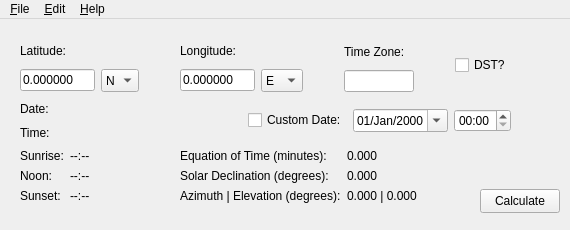
codymj/SolarCalculator, file src/MainWindow.ui: the form before one commit.
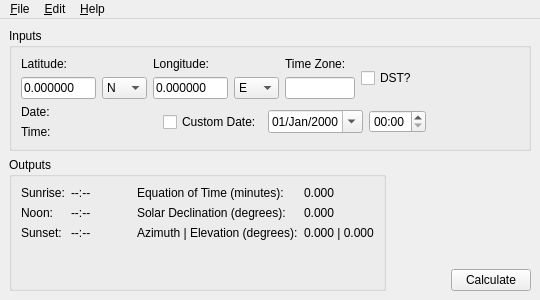
The form after the commit.

What changed in the file:
```diff
--- a/src/MainWindow.ui
+++ b/src/MainWindow.ui
@@ -6,49 +6,35 @@
    <rect>
     <x>0</x>
     <y>0</y>
-    <width>570</width>
-    <height>230</height>
+    <width>540</width>
+    <height>300</height>
    </rect>
   </property>
   <property name="minimumSize">
    <size>
-    <width>570</width>
-    <height>230</height>
+    <width>540</width>
+    <height>300</height>
    </size>
   </property>
   <property name="maximumSize">
    <size>
-    <width>570</width>
-    <height>230</height>
+    <width>540</width>
+    <height>300</height>
    </size>
   </property>
   <property name="windowTitle">
    <string>Solar Calculator</string>
   </property>
   <widget class="QWidget" name="centralwidget">
-   <widget class="QPushButton" name="calcButton">
-    <property name="geometry">
-     <rect>
-      <x>480</x>
-      <y>170</y>
-      <width>80</width>
-      <height>24</height>
-     </rect>
-    </property>
-    <property name="text">
-     <string>Calculate</string>
-    </property>
-   </widget>
-   <widget class="QWidget" name="layoutWidget">
-    <property name="geometry">
-     <rect>
-      <x>20</x>
-      <y>20</y>
-      <width>491</width>
-      <height>53</height>
-     </rect>
-    </property>
-    <layout class="QHBoxLayout" name="horizontalLayout_3">
+   <layout class="QGridLayout" name="gridLayout_3">
+    <item row="0" column="0" colspan="3">
+     <widget class="QGroupBox" name="groupBox">
+      <property name="title">
+       <string>Inputs</string>
+      </property>
+      <layout class="QVBoxLayout" name="verticalLayout_4">
+       <item>
+        <layout class="QHBoxLayout" name="horizontalLayout_4">
      <item>
       <layout class="QVBoxLayout" name="verticalLayout">
        <item>
@@ -115,19 +101,6 @@
        </item>
       </layout>
      </item>
-     <item>
-      <spacer name="horizontalSpacer">
-       <property name="orientation">
-        <enum>Qt::Horizontal</enum>
-       </property>
-       <property name="sizeHint" stdset="0">
-        <size>
-         <width>40</width>
-         <height>20</height>
-        </size>
-       </property>
-      </spacer>
-     </item>
      <item>
       <layout class="QVBoxLayout" name="verticalLayout_2">
        <item>
@@ -194,19 +167,6 @@
        </item>
       </layout>
      </item>
-     <item>
-      <spacer name="horizontalSpacer_2">
-       <property name="orientation">
-        <enum>Qt::Horizontal</enum>
-       </property>
-       <property name="sizeHint" stdset="0">
-        <size>
-         <width>40</width>
-         <height>20</height>
-        </size>
-       </property>
-      </spacer>
-     </item>
      <item>
       <layout class="QVBoxLayout" name="verticalLayout_3">
        <item>
@@ -241,21 +201,6 @@
       </layout>
      </item>
      <item>
-      <spacer name="horizontalSpacer_6">
-       <property name="orientation">
-        <enum>Qt::Horizontal</enum>
-       </property>
-       <property name="sizeHint" stdset="0">
-        <size>
-         <width>40</width>
-         <height>20</height>
-        </size>
-       </property>
-      </spacer>
-     </item>
-     <item>
-      <layout class="QVBoxLayout" name="verticalLayout_4">
-       <item>
         <widget class="QCheckBox" name="dstCheckBox">
          <property name="toolTip">
           <string>Is Daylight Savings Time in affect at location?</string>
@@ -267,17 +212,124 @@
        </item>
       </layout>
      </item>
-    </layout>
-   </widget>
-   <widget class="QWidget" name="layoutWidget">
-    <property name="geometry">
-     <rect>
-      <x>20</x>
-      <y>130</y>
-      <width>151</width>
-      <height>63</height>
-     </rect>
-    </property>
+       <item>
+        <layout class="QHBoxLayout" name="horizontalLayout_3">
+         <item>
+          <layout class="QGridLayout" name="gridLayout">
+           <item row="0" column="0">
+            <widget class="QLabel" name="label_4">
+             <property name="text">
+              <string>Date:</string>
+             </property>
+            </widget>
+           </item>
+           <item row="0" column="1">
+            <widget class="QLabel" name="dateLabel">
+             <property name="text">
+              <string/>
+             </property>
+            </widget>
+           </item>
+           <item row="1" column="0">
+            <widget class="QLabel" name="label_7">
+             <property name="text">
+              <string>Time:</string>
+             </property>
+            </widget>
+           </item>
+           <item row="1" column="1">
+            <widget class="QLabel" name="timeLabel">
+             <property name="text">
+              <string/>
+             </property>
+            </widget>
+           </item>
+          </layout>
+         </item>
+         <item>
+          <spacer name="horizontalSpacer_3">
+           <property name="orientation">
+            <enum>Qt::Horizontal</enum>
+           </property>
+           <property name="sizeHint" stdset="0">
+            <size>
+             <width>35</width>
+             <height>17</height>
+            </size>
+           </property>
+          </spacer>
+         </item>
+         <item>
+          <widget class="QCheckBox" name="customDateCheckBox">
+           <property name="text">
+            <string>Custom Date:</string>
+           </property>
+          </widget>
+         </item>
+         <item>
+          <widget class="QDateEdit" name="dateEdit">
+           <property name="maximumDateTime">
+            <datetime>
+             <hour>23</hour>
+             <minute>59</minute>
+             <second>59</second>
+             <year>7999</year>
+             <month>12</month>
+             <day>31</day>
+            </datetime>
+           </property>
+           <property name="maximumDate">
+            <date>
+             <year>7999</year>
+             <month>12</month>
+             <day>31</day>
+            </date>
+           </property>
+           <property name="displayFormat">
+            <string>dd/MMM/yyyy</string>
+           </property>
+           <property name="calendarPopup">
+            <bool>true</bool>
+           </property>
+          </widget>
+         </item>
+         <item>
+          <widget class="QTimeEdit" name="timeEdit">
+           <property name="displayFormat">
+            <string>HH:mm</string>
+           </property>
+           <property name="calendarPopup">
+            <bool>true</bool>
+           </property>
+          </widget>
+         </item>
+         <item>
+          <spacer name="horizontalSpacer_7">
+           <property name="orientation">
+            <enum>Qt::Horizontal</enum>
+           </property>
+           <property name="sizeHint" stdset="0">
+            <size>
+             <width>40</width>
+             <height>20</height>
+            </size>
+           </property>
+          </spacer>
+         </item>
+        </layout>
+       </item>
+      </layout>
+     </widget>
+    </item>
+    <item row="1" column="0" rowspan="2">
+     <widget class="QGroupBox" name="groupBox_2">
+      <property name="title">
+       <string>Outputs</string>
+      </property>
+      <layout class="QGridLayout" name="gridLayout_2">
+       <item row="0" column="0">
+        <layout class="QHBoxLayout" name="horizontalLayout_5">
+         <item>
     <layout class="QFormLayout" name="formLayout_2">
      <item row="0" column="0">
       <widget class="QLabel" name="label">
@@ -322,16 +374,21 @@
       </widget>
      </item>
     </layout>
-   </widget>
-   <widget class="QWidget" name="layoutWidget">
-    <property name="geometry">
-     <rect>
-      <x>180</x>
-      <y>130</y>
-      <width>291</width>
-      <height>63</height>
-     </rect>
-    </property>
+         </item>
+         <item>
+          <spacer name="horizontalSpacer_4">
+           <property name="orientation">
+            <enum>Qt::Horizontal</enum>
+           </property>
+           <property name="sizeHint" stdset="0">
+            <size>
+             <width>40</width>
+             <height>20</height>
+            </size>
+           </property>
+          </spacer>
+         </item>
+         <item>
     <layout class="QFormLayout" name="formLayout">
      <item row="0" column="0">
       <widget class="QLabel" name="label_6">
@@ -388,115 +445,53 @@
       </widget>
      </item>
     </layout>
-   </widget>
-   <widget class="QWidget" name="layoutWidget">
-    <property name="geometry">
-     <rect>
-      <x>20</x>
-      <y>80</y>
-      <width>491</width>
-      <height>43</height>
-     </rect>
-    </property>
-    <layout class="QHBoxLayout" name="horizontalLayout_4">
-     <item>
-      <layout class="QGridLayout" name="gridLayout">
-       <item row="0" column="0">
-        <widget class="QLabel" name="label_4">
-         <property name="text">
-          <string>Date:</string>
-         </property>
-        </widget>
-       </item>
-       <item row="0" column="1">
-        <widget class="QLabel" name="dateLabel">
-         <property name="text">
-          <string/>
-         </property>
-        </widget>
+         </item>
+        </layout>
        </item>
-       <item row="1" column="0">
-        <widget class="QLabel" name="label_7">
-         <property name="text">
-          <string>Time:</string>
-         </property>
-        </widget>
-       </item>
-       <item row="1" column="1">
-        <widget class="QLabel" name="timeLabel">
-         <property name="text">
-          <string/>
-         </property>
-        </widget>
-       </item>
-      </layout>
-     </item>
-     <item>
-      <spacer name="horizontalSpacer_3">
+      </layout>
+     </widget>
+    </item>
+    <item row="1" column="2">
+     <spacer name="verticalSpacer">
+      <property name="orientation">
+       <enum>Qt::Vertical</enum>
+      </property>
+      <property name="sizeHint" stdset="0">
+       <size>
+        <width>20</width>
+        <height>82</height>
+       </size>
+      </property>
+     </spacer>
+    </item>
+    <item row="2" column="1">
+     <spacer name="horizontalSpacer_5">
        <property name="orientation">
         <enum>Qt::Horizontal</enum>
        </property>
        <property name="sizeHint" stdset="0">
         <size>
-         <width>35</width>
-         <height>17</height>
+        <width>31</width>
+        <height>20</height>
         </size>
        </property>
       </spacer>
      </item>
-     <item>
-      <widget class="QCheckBox" name="customDateCheckBox">
+    <item row="2" column="2">
+     <widget class="QPushButton" name="calcButton">
        <property name="text">
-        <string>Custom Date:</string>
-       </property>
-      </widget>
-     </item>
-     <item>
-      <widget class="QDateEdit" name="dateEdit">
-       <property name="maximumDateTime">
-        <datetime>
-         <hour>23</hour>
-         <minute>59</minute>
-         <second>59</second>
-         <year>7999</year>
-         <month>12</month>
-         <day>31</day>
-        </datetime>
-       </property>
-       <property name="maximumDate">
-        <date>
-         <year>7999</year>
-         <month>12</month>
-         <day>31</day>
-        </date>
-       </property>
-       <property name="displayFormat">
-        <string>dd/MMM/yyyy</string>
-       </property>
-       <property name="calendarPopup">
-        <bool>true</bool>
-       </property>
-      </widget>
-     </item>
-     <item>
-      <widget class="QTimeEdit" name="timeEdit">
-       <property name="displayFormat">
-        <string>HH:mm</string>
-       </property>
-       <property name="calendarPopup">
-        <bool>true</bool>
+       <string>Calculate</string>
        </property>
       </widget>
      </item>
     </layout>
-   </widget>
   </widget>
   <widget class="QMenuBar" name="menuBar">
    <property name="geometry">
     <rect>
      <x>0</x>
      <y>0</y>
-     <width>570</width>
+     <width>540</width>
      <height>22</height>
     </rect>
    </property>
```
Lines whose indentation alone changed are shown as unchanged.
